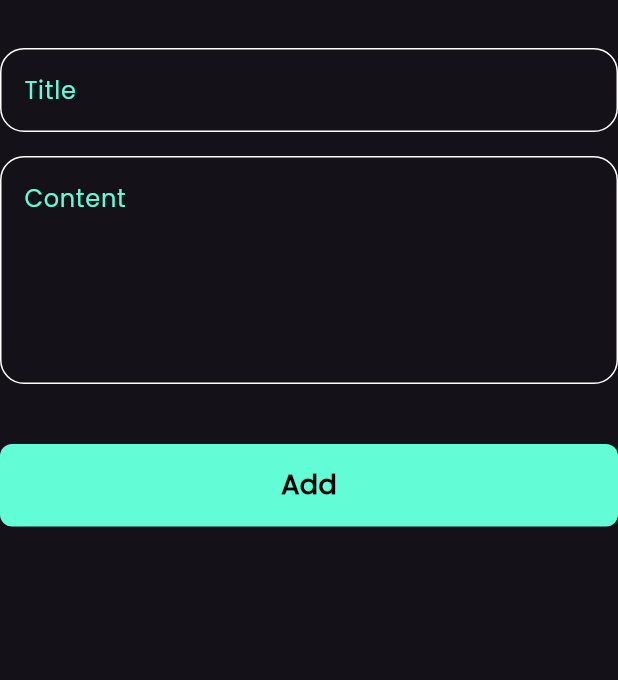
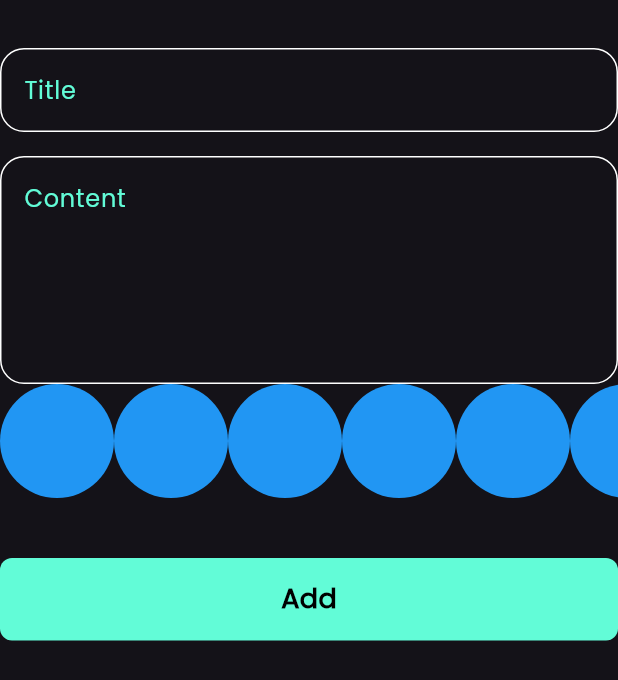
Before and after one commit to esraa-a11y/notes_app, a Flutter app: the AddNoteForm widget shown alone on an empty page, opened directly, on a phone screen of 412 x 824 dp. Shown: the top 680 px of the screen. Run offline on Flutter 3.47's test engine with Material 3 defaults, Android fonts, the phone set to English and light mode, and no system bars; our stand-ins replace bloc, flutter_bloc, hive_flutter, modal_progress_hud_nsn; accounts and stored records are empty.

Commit message:
create colors list view

```diff
--- a/lib/widgets/add_note_form.dart
+++ b/lib/widgets/add_note_form.dart
@@ -4,6 +4,7 @@ import 'package:intl/intl.dart';
 import 'package:notes_app/cubits/add_note_cubit/add_note_cubit.dart';
 import 'package:notes_app/models/note_model.dart';
 import 'package:notes_app/widgets/add_note_bottom_sheet.dart';
+import 'package:notes_app/widgets/color_list_view.dart';
 import 'package:notes_app/widgets/custom_button.dart';
 import 'package:notes_app/widgets/custom_text_field.dart';
 class AddNoteForm extends StatefulWidget {
@@ -43,6 +44,7 @@ class _AddNoteFormState extends State<AddNoteForm> {
               subTitle =value;
             },
             maxLines: 5,),
+       const   ColorsListView(),
           SizedBox(height: 40,),
           BlocBuilder<AddNoteCubit,AddNoteState>(
 
--- /dev/null
+++ b/lib/widgets/color_list_view.dart
@@ -0,0 +1,29 @@
+import 'package:flutter/material.dart';
+class ColorItem extends StatelessWidget {
+  const ColorItem({Key? key}) : super(key: key);
+
+  @override
+  Widget build(BuildContext context) {
+    return const CircleAvatar(
+      radius: 38,
+      backgroundColor: Colors.blue,
+    );
+  }
+}
+
+class ColorsListView extends StatelessWidget {
+  const ColorsListView({Key? key}) : super(key: key);
+
+  @override
+  Widget build(BuildContext context) {
+    return SizedBox(
+      height: 38*2,
+      child: ListView.builder(
+          itemCount:10,
+          scrollDirection: Axis.horizontal,
+          itemBuilder: (context,index){
+            return ColorItem();
+          }),
+    );
+  }
+}
```
